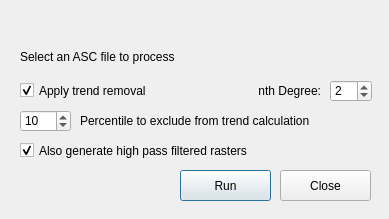
First picture: the form in quick_mag_dialog_base.ui, repository pdurdin/QuickMag, before the edit.
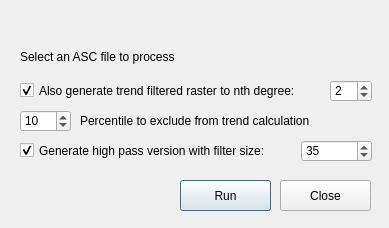
Second picture: the form after the edit. Custom widgets are drawn as their Qt base class.

Patch:
```diff
--- a/quick_mag_dialog_base.ui
+++ b/quick_mag_dialog_base.ui
@@ -7,7 +7,7 @@
     <x>0</x>
     <y>0</y>
     <width>389</width>
-    <height>219</height>
+    <height>228</height>
    </rect>
   </property>
   <property name="sizePolicy">
@@ -36,7 +36,7 @@
    <property name="geometry">
     <rect>
      <x>180</x>
-     <y>170</y>
+     <y>180</y>
      <width>91</width>
      <height>31</height>
     </rect>
@@ -55,7 +55,7 @@
    <property name="geometry">
     <rect>
      <x>280</x>
-     <y>170</y>
+     <y>180</y>
      <width>91</width>
      <height>31</height>
     </rect>
@@ -91,12 +91,12 @@
     <rect>
      <x>20</x>
      <y>140</y>
-     <width>351</width>
+     <width>271</width>
      <height>21</height>
     </rect>
    </property>
    <property name="text">
-    <string>Also generate high pass filtered rasters</string>
+    <string>Generate high pass version with filter size:</string>
    </property>
    <property name="checked">
     <bool>true</bool>
@@ -107,12 +107,12 @@
     <rect>
      <x>20</x>
      <y>80</y>
-     <width>151</width>
+     <width>311</width>
      <height>21</height>
     </rect>
    </property>
    <property name="text">
-    <string>Apply trend removal</string>
+    <string>Also generate trend filtered raster to nth degree:</string>
    </property>
    <property name="checked">
     <bool>true</bool>
@@ -169,20 +169,26 @@
     <number>2</number>
    </property>
   </widget>
-  <widget class="QLabel" name="label">
+  <widget class="QSpinBox" name="quickMaghighPassSize">
    <property name="geometry">
     <rect>
-     <x>240</x>
-     <y>80</y>
-     <width>81</width>
-     <height>21</height>
+     <x>301</x>
+     <y>140</y>
+     <width>71</width>
+     <height>22</height>
     </rect>
    </property>
-   <property name="text">
-    <string>nth Degree:</string>
+   <property name="minimum">
+    <number>15</number>
    </property>
-   <property name="alignment">
-    <set>Qt::AlignRight|Qt::AlignTrailing|Qt::AlignVCenter</set>
+   <property name="maximum">
+    <number>55</number>
+   </property>
+   <property name="singleStep">
+    <number>10</number>
+   </property>
+   <property name="value">
+    <number>35</number>
    </property>
   </widget>
  </widget>
```
